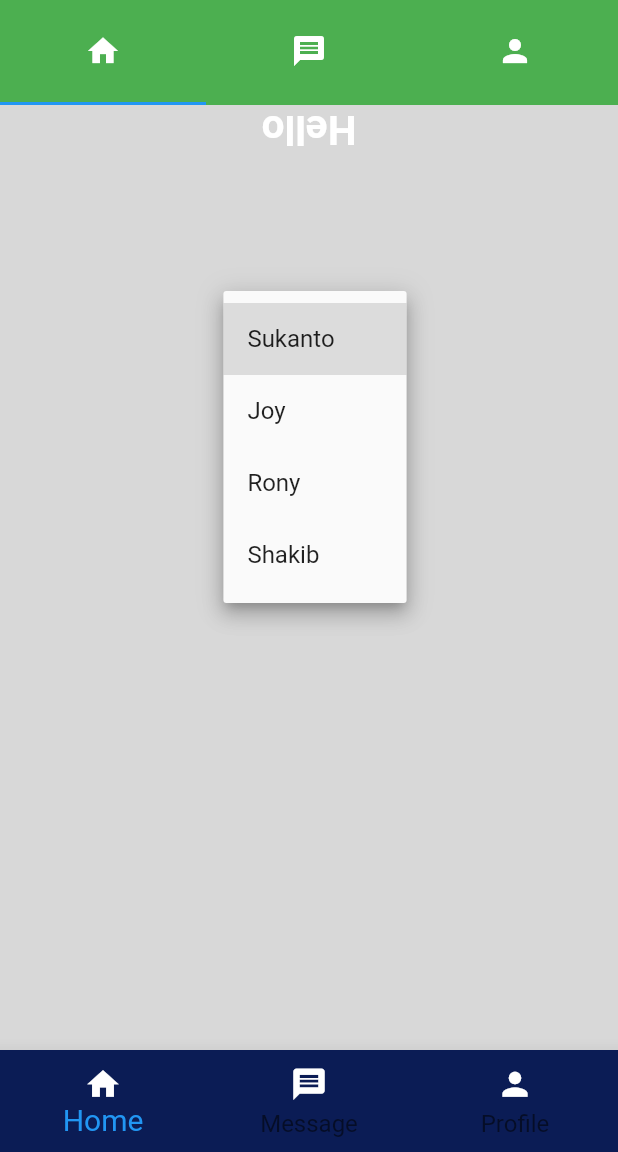
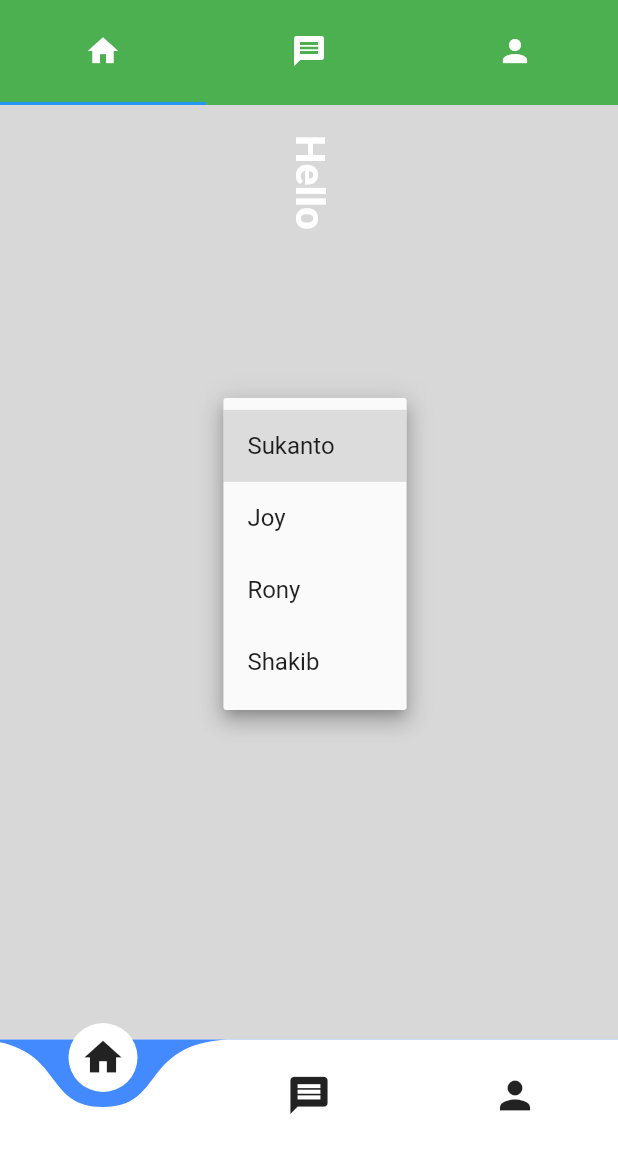
Before and after one commit to sukanto3073/Assignment2, a Flutter app: the screen it shows after launch, after a tap on "Sukanto", on a phone screen of 412 x 824 dp, the part 84-1236 px from its top. Run offline on Flutter 3.47's test engine with Material 2 defaults, Android fonts, the phone set to English and light mode, and no system bars; drawn by our look-alikes of curved_navigation_bar; network calls fail.

Commit message:
first commit

```diff
--- a/lib/bottomNavbarScreen/home_screen.dart
+++ b/lib/bottomNavbarScreen/home_screen.dart
@@ -60,14 +60,17 @@ class _HomeScreenState extends State<HomeScreen> {
                           child: Column(
                             // ignore: prefer_const_literals_to_create_immutables
                             children: [
-                              RotatedBox(
-                                quarterTurns: 2,
+                              Padding(
+                                padding: const EdgeInsets.all(20.0),
+                                child: RotatedBox(
+                                  quarterTurns: 1,
                                   child: Text(
                                     "Hello",
                                     style: TextStyle(
                                         color: Colors.white,
                                         fontSize: 27,
                                         fontWeight: FontWeight.bold),
+                                  ),
                                 ),
                               ),
                               SizedBox(
--- a/lib/bottomNavbarScreen/message_screen.dart
+++ b/lib/bottomNavbarScreen/message_screen.dart
@@ -21,6 +21,7 @@ class _MessageScreenState extends State<MessageScreen> {
   @override
   Widget build(BuildContext context) {
     return Scaffold(
+      backgroundColor: Color.fromARGB(255, 216, 216, 216),
       appBar: AppBar(
         title: Text("Message"),
       ),
--- a/lib/bottomNavbarScreen/profile_screen.dart
+++ b/lib/bottomNavbarScreen/profile_screen.dart
@@ -10,6 +10,8 @@ class ProfileScreen extends StatefulWidget {
 class _ProfileScreenState extends State<ProfileScreen> {
   @override
   Widget build(BuildContext context) {
-    return Scaffold();
+    return Scaffold(
+      backgroundColor: Color.fromARGB(255, 216, 216, 216),
+    );
   }
 }
--- a/lib/main_page.dart
+++ b/lib/main_page.dart
@@ -1,7 +1,7 @@
 // ignore_for_file: prefer_const_constructors
 
 import 'package:flutter/material.dart';
-
+import 'package:curved_navigation_bar/curved_navigation_bar.dart';
 import 'bottomNavbarScreen/home_screen.dart';
 import 'bottomNavbarScreen/message_screen.dart';
 import 'bottomNavbarScreen/profile_screen.dart';
@@ -14,7 +14,10 @@ class MainPage extends StatefulWidget {
 }
 
 class _MainPageState extends State<MainPage> {
+  GlobalKey<CurvedNavigationBarState> _bottomNavigationKey = GlobalKey();
+
   List<Widget> screen = [HomeScreen(), MessageScreen(), ProfileScreen()];
+
   int tabScreen = 0;
   @override
   Widget build(BuildContext context) {
@@ -101,43 +104,23 @@ class _MainPageState extends State<MainPage> {
       //our app body section
       body: screen[tabScreen],
       //our app bottomNavbar section
-      bottomNavigationBar: BottomNavigationBar(
-        backgroundColor: Color.fromARGB(255, 11, 28, 85),
-        elevation: 10,
-        type: BottomNavigationBarType.fixed,
-        iconSize: 25,
-        selectedFontSize: 20,
-        unselectedFontSize: 16,
-        // ignore: prefer_const_literals_to_create_immutables
-        items: [
-          BottomNavigationBarItem(
-            icon: Icon(
-              Icons.home,
-              color: Colors.white,
-            ),
-            label: "Home",
-          ),
-          BottomNavigationBarItem(
-            icon: Icon(
-              Icons.message,
-              color: Colors.white,
-            ),
-            label: "Message",
-          ),
-          BottomNavigationBarItem(
-            icon: Icon(
-              Icons.person,
-              color: Colors.white,
-            ),
-            label: "Profile",
-          ),
+      bottomNavigationBar: CurvedNavigationBar(
+        backgroundColor: Colors.blueAccent,
+        items: <Widget>[
+          Icon(Icons.home, size: 30),
+          Icon(Icons.message, size: 30),
+          Icon(Icons.person, size: 30),
         ],
-        currentIndex: tabScreen,
+        color: Colors.white,
+        buttonBackgroundColor: Colors.white,
+        animationCurve: Curves.easeInOut,
+        animationDuration: Duration(milliseconds: 600),
         onTap: (index) {
           setState(() {
             tabScreen = index;
           });
         },
+        letIndexChange: (index) => true,
       ),
     );
   }
--- a/pubspec.yaml
+++ b/pubspec.yaml
@@ -34,6 +34,7 @@ dependencies:
   # The following adds the Cupertino Icons font to your application.
   # Use with the CupertinoIcons class for iOS style icons.
   cupertino_icons: ^1.0.2
+  curved_navigation_bar: ^1.0.3
 
 dev_dependencies:
   flutter_test:
```
Also changed, not shown: pubspec.lock. Lines whose indentation alone changed are shown as unchanged.
